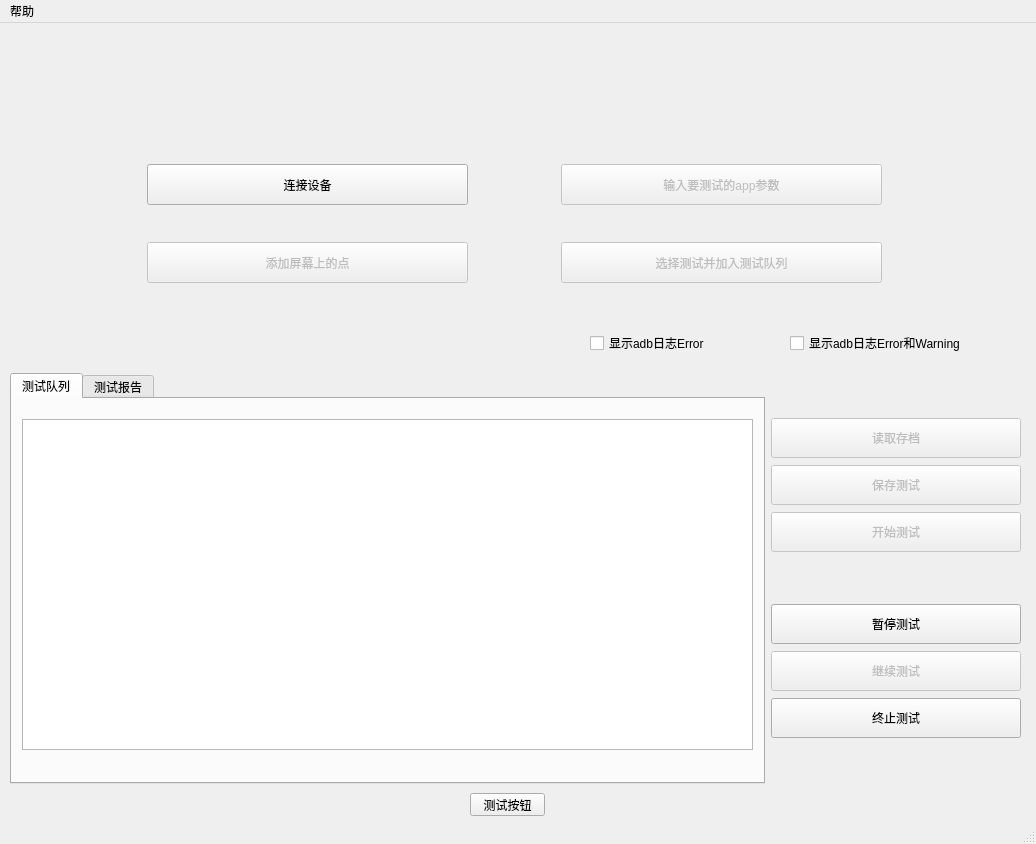
The window that GUI/main_ui_test/test_ui_d/test_ui.ui (buaanostop/-) describes before a commit, drawn with Qt 5.
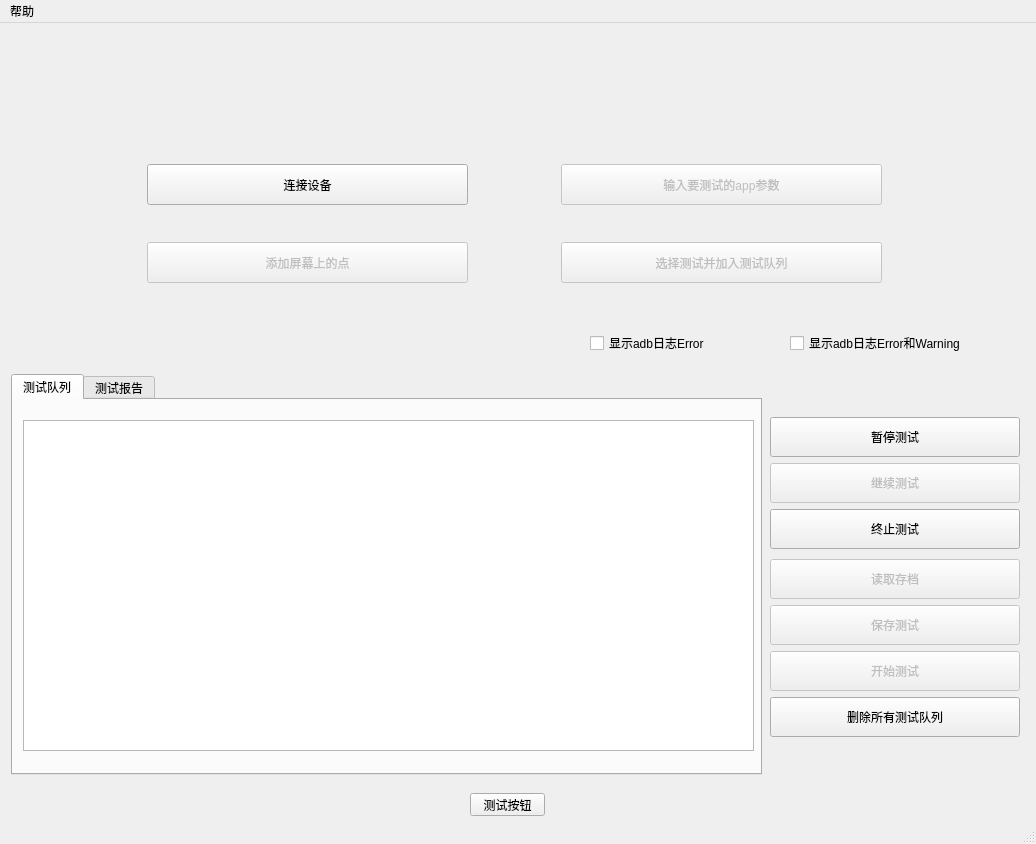
The same window after the commit.

Patch:
```diff
--- a/GUI/main_ui_test/test_ui_d/test_ui.ui
+++ b/GUI/main_ui_test/test_ui_d/test_ui.ui
@@ -20,196 +20,6 @@
    <string>测试窗口</string>
   </property>
   <widget class="QWidget" name="centralwidget">
-   <widget class="QWidget" name="layoutWidget">
-    <property name="geometry">
-     <rect>
-      <x>10</x>
-      <y>350</y>
-      <width>1011</width>
-      <height>411</height>
-     </rect>
-    </property>
-    <layout class="QHBoxLayout" name="horizontalLayout">
-     <item>
-      <widget class="QTabWidget" name="tabWidget">
-       <property name="currentIndex">
-        <number>0</number>
-       </property>
-       <widget class="QWidget" name="queue_list">
-        <attribute name="title">
-         <string>测试队列</string>
-        </attribute>
-        <widget class="QListWidget" name="queueList">
-         <property name="geometry">
-          <rect>
-           <x>10</x>
-           <y>20</y>
-           <width>731</width>
-           <height>331</height>
-          </rect>
-         </property>
-        </widget>
-       </widget>
-       <widget class="QWidget" name="report_list">
-        <attribute name="title">
-         <string>测试报告</string>
-        </attribute>
-        <widget class="QListWidget" name="reportList">
-         <property name="geometry">
-          <rect>
-           <x>10</x>
-           <y>20</y>
-           <width>731</width>
-           <height>331</height>
-          </rect>
-         </property>
-        </widget>
-       </widget>
-      </widget>
-     </item>
-     <item>
-      <layout class="QVBoxLayout" name="verticalLayout_2">
-       <property name="spacing">
-        <number>7</number>
-       </property>
-       <item>
-        <layout class="QVBoxLayout" name="verticalLayout">
-         <item>
-          <widget class="QPushButton" name="loadButton">
-           <property name="enabled">
-            <bool>false</bool>
-           </property>
-           <property name="minimumSize">
-            <size>
-             <width>250</width>
-             <height>40</height>
-            </size>
-           </property>
-           <property name="maximumSize">
-            <size>
-             <width>250</width>
-             <height>40</height>
-            </size>
-           </property>
-           <property name="text">
-            <string>读取存档</string>
-           </property>
-          </widget>
-         </item>
-         <item>
-          <widget class="QPushButton" name="saveButton">
-           <property name="enabled">
-            <bool>false</bool>
-           </property>
-           <property name="minimumSize">
-            <size>
-             <width>250</width>
-             <height>40</height>
-            </size>
-           </property>
-           <property name="maximumSize">
-            <size>
-             <width>250</width>
-             <height>40</height>
-            </size>
-           </property>
-           <property name="text">
-            <string>保存测试</string>
-           </property>
-          </widget>
-         </item>
-         <item>
-          <widget class="QPushButton" name="startButton">
-           <property name="enabled">
-            <bool>false</bool>
-           </property>
-           <property name="minimumSize">
-            <size>
-             <width>250</width>
-             <height>40</height>
-            </size>
-           </property>
-           <property name="maximumSize">
-            <size>
-             <width>250</width>
-             <height>40</height>
-            </size>
-           </property>
-           <property name="text">
-            <string>开始测试</string>
-           </property>
-          </widget>
-         </item>
-        </layout>
-       </item>
-       <item>
-        <layout class="QVBoxLayout" name="p_r_s">
-         <item>
-          <widget class="QPushButton" name="pauseButton">
-           <property name="minimumSize">
-            <size>
-             <width>250</width>
-             <height>40</height>
-            </size>
-           </property>
-           <property name="maximumSize">
-            <size>
-             <width>250</width>
-             <height>40</height>
-            </size>
-           </property>
-           <property name="text">
-            <string>暂停测试</string>
-           </property>
-          </widget>
-         </item>
-         <item>
-          <widget class="QPushButton" name="resumeButton">
-           <property name="enabled">
-            <bool>false</bool>
-           </property>
-           <property name="minimumSize">
-            <size>
-             <width>250</width>
-             <height>40</height>
-            </size>
-           </property>
-           <property name="maximumSize">
-            <size>
-             <width>250</width>
-             <height>40</height>
-            </size>
-           </property>
-           <property name="text">
-            <string>继续测试</string>
-           </property>
-          </widget>
-         </item>
-         <item>
-          <widget class="QPushButton" name="stopButton">
-           <property name="minimumSize">
-            <size>
-             <width>250</width>
-             <height>40</height>
-            </size>
-           </property>
-           <property name="maximumSize">
-            <size>
-             <width>250</width>
-             <height>40</height>
-            </size>
-           </property>
-           <property name="text">
-            <string>终止测试</string>
-           </property>
-          </widget>
-         </item>
-        </layout>
-       </item>
-      </layout>
-     </item>
-    </layout>
-   </widget>
    <widget class="QPushButton" name="testButton">
     <property name="geometry">
      <rect>
@@ -382,6 +192,214 @@
      </item>
     </layout>
    </widget>
+   <widget class="QTabWidget" name="tabWidget">
+    <property name="geometry">
+     <rect>
+      <x>11</x>
+      <y>351</y>
+      <width>751</width>
+      <height>401</height>
+     </rect>
+    </property>
+    <property name="currentIndex">
+     <number>0</number>
+    </property>
+    <widget class="QWidget" name="queue_list">
+     <attribute name="title">
+      <string>测试队列</string>
+     </attribute>
+     <widget class="QListWidget" name="queueList">
+      <property name="geometry">
+       <rect>
+        <x>10</x>
+        <y>20</y>
+        <width>731</width>
+        <height>331</height>
+       </rect>
+      </property>
+     </widget>
+    </widget>
+    <widget class="QWidget" name="report_list">
+     <attribute name="title">
+      <string>测试报告</string>
+     </attribute>
+     <widget class="QListWidget" name="reportList">
+      <property name="geometry">
+       <rect>
+        <x>10</x>
+        <y>20</y>
+        <width>731</width>
+        <height>331</height>
+       </rect>
+      </property>
+     </widget>
+    </widget>
+   </widget>
+   <widget class="QWidget" name="">
+    <property name="geometry">
+     <rect>
+      <x>770</x>
+      <y>390</y>
+      <width>254</width>
+      <height>328</height>
+     </rect>
+    </property>
+    <layout class="QVBoxLayout" name="verticalLayout_2">
+     <item>
+      <layout class="QVBoxLayout" name="p_r_s">
+       <item>
+        <widget class="QPushButton" name="pauseButton">
+         <property name="minimumSize">
+          <size>
+           <width>250</width>
+           <height>40</height>
+          </size>
+         </property>
+         <property name="maximumSize">
+          <size>
+           <width>250</width>
+           <height>40</height>
+          </size>
+         </property>
+         <property name="text">
+          <string>暂停测试</string>
+         </property>
+        </widget>
+       </item>
+       <item>
+        <widget class="QPushButton" name="resumeButton">
+         <property name="enabled">
+          <bool>false</bool>
+         </property>
+         <property name="minimumSize">
+          <size>
+           <width>250</width>
+           <height>40</height>
+          </size>
+         </property>
+         <property name="maximumSize">
+          <size>
+           <width>250</width>
+           <height>40</height>
+          </size>
+         </property>
+         <property name="text">
+          <string>继续测试</string>
+         </property>
+        </widget>
+       </item>
+       <item>
+        <widget class="QPushButton" name="stopButton">
+         <property name="minimumSize">
+          <size>
+           <width>250</width>
+           <height>40</height>
+          </size>
+         </property>
+         <property name="maximumSize">
+          <size>
+           <width>250</width>
+           <height>40</height>
+          </size>
+         </property>
+         <property name="text">
+          <string>终止测试</string>
+         </property>
+        </widget>
+       </item>
+      </layout>
+     </item>
+     <item>
+      <layout class="QVBoxLayout" name="verticalLayout">
+       <item>
+        <widget class="QPushButton" name="loadButton">
+         <property name="enabled">
+          <bool>false</bool>
+         </property>
+         <property name="minimumSize">
+          <size>
+           <width>250</width>
+           <height>40</height>
+          </size>
+         </property>
+         <property name="maximumSize">
+          <size>
+           <width>250</width>
+           <height>40</height>
+          </size>
+         </property>
+         <property name="text">
+          <string>读取存档</string>
+         </property>
+        </widget>
+       </item>
+       <item>
+        <widget class="QPushButton" name="saveButton">
+         <property name="enabled">
+          <bool>false</bool>
+         </property>
+         <property name="minimumSize">
+          <size>
+           <width>250</width>
+           <height>40</height>
+          </size>
+         </property>
+         <property name="maximumSize">
+          <size>
+           <width>250</width>
+           <height>40</height>
+          </size>
+         </property>
+         <property name="text">
+          <string>保存测试</string>
+         </property>
+        </widget>
+       </item>
+       <item>
+        <widget class="QPushButton" name="startButton">
+         <property name="enabled">
+          <bool>false</bool>
+         </property>
+         <property name="minimumSize">
+          <size>
+           <width>250</width>
+           <height>40</height>
+          </size>
+         </property>
+         <property name="maximumSize">
+          <size>
+           <width>250</width>
+           <height>40</height>
+          </size>
+         </property>
+         <property name="text">
+          <string>开始测试</string>
+         </property>
+        </widget>
+       </item>
+       <item>
+        <widget class="QPushButton" name="deleteAllTestButton">
+         <property name="minimumSize">
+          <size>
+           <width>250</width>
+           <height>40</height>
+          </size>
+         </property>
+         <property name="maximumSize">
+          <size>
+           <width>250</width>
+           <height>40</height>
+          </size>
+         </property>
+         <property name="text">
+          <string>删除所有测试队列</string>
+         </property>
+        </widget>
+       </item>
+      </layout>
+     </item>
+    </layout>
+   </widget>
   </widget>
   <widget class="QMenuBar" name="menubar">
    <property name="geometry">
```
Left out of the diff: 179 changed lines with no effect on the pictures.
